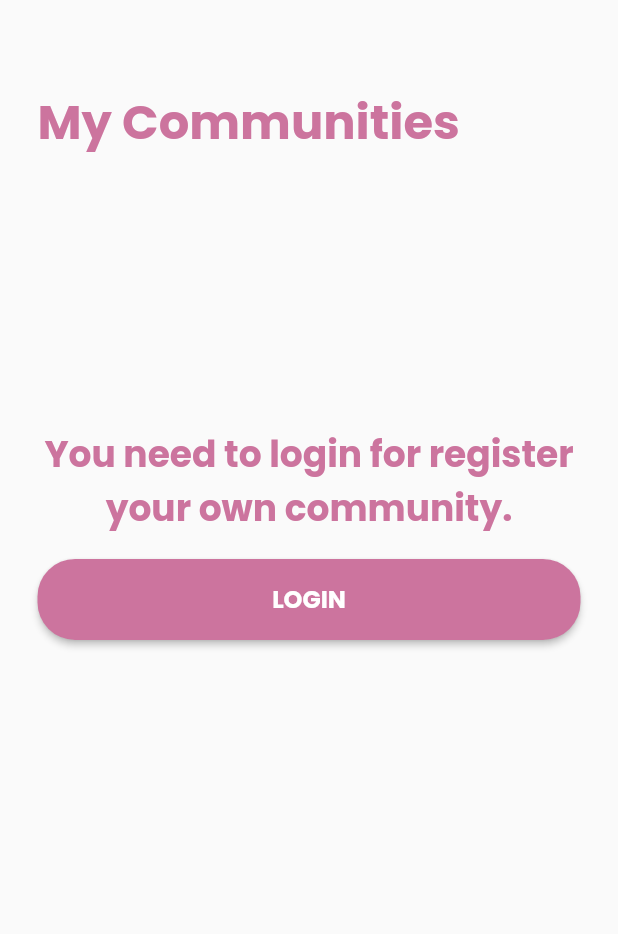
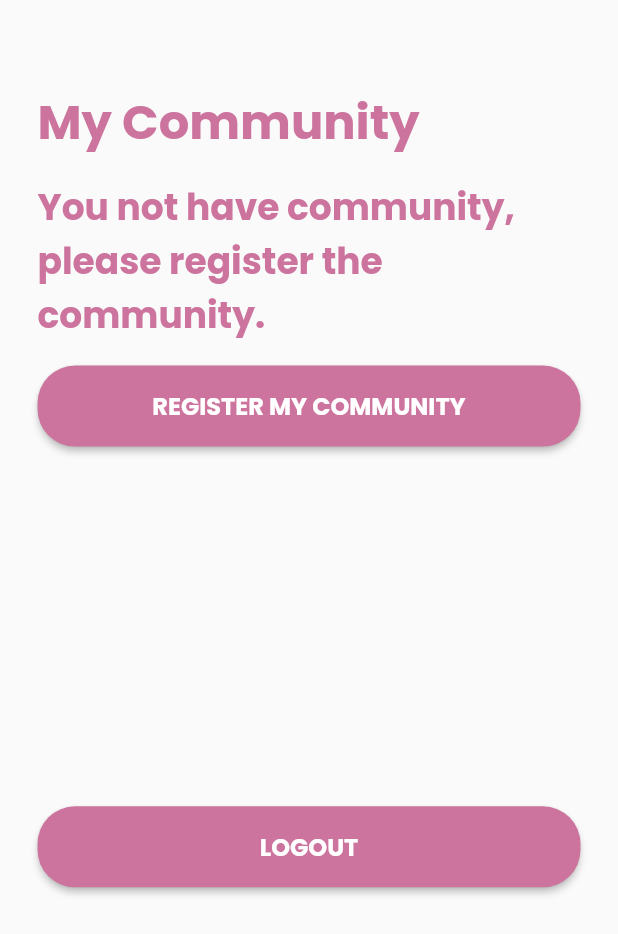
Before and after one commit to alaraiabdiallah/momsclub, a Flutter app: the MyCommunityFragment widget shown alone on an empty page, opened directly, on a phone screen of 412 x 824 dp. Shown: the top 934 px of the screen. Run offline on Flutter 3.47's test engine with Material 2 defaults, Android fonts, the phone set to English and light mode, and no system bars; our stand-ins replace cloud_firestore, firebase_auth, google_fonts, sqflite; accounts and stored records are empty; network calls fail.

Commit message:
login & authenticate handle

```diff
--- a/lib/utils/str_res.dart
+++ b/lib/utils/str_res.dart
@@ -2,18 +2,27 @@ class StrRes {
   static final APP_NAME = "MomsClub";
   static final MEET_COM = "Meet Community";
   static final FAV_COM = "Favorite Communities";
-  static final MY_COM = "My Communities";
-  static final NEED_LOGIN_FOR_COMM_MANAGEMENT = "You need to login for register your own community.";
+  static final MY_COM = "My Community";
+  static final NEED_LOGIN_FOR_COMM_MANAGEMENT =
+      "You need to login for register your own community.";
   static final BACK = "Back";
   static final RECENT = "Recent";
   static final COMM_NOTFOUND = "We can't find community";
   static final LOGIN = "LOGIN";
+  static final LOGOUT = "LOGOUT";
   static final LOADING = "LOADING";
   static final SIGNIN = "Sign In";
   static final REGISTER = "Register";
   static final DOES_NOT_HAVE_ACCOUNT = "Don't have an account?";
   static final ALREADY_HAVE_ACCOUNT = "Already have an account?";
-  static final REGISTER_SUCCEED = "Success to register, please verify your email.";
+  static final REGISTER_SUCCEED =
+      "Success to register, please verify your email.";
   static final REGISTER_FAILED = "Failed to register, please contact admin.";
   static final EMAIL_ALREADY_REGISTERED = "Email already registered.";
+  static final USER_UNVERIFIED =
+      "User not verified yet. Please check your email for verification";
+  static final LOGIN_FAILED = "Email and password invalid.";
+  static final REGISTER_MY_COMMUNITY = "REGISTER MY COMMUNITY";
+  static final NOT_HAVE_COMM =
+      "You not have community, please register the community.";
 }
--- a/lib/widgets/mycomminity_fragment.dart
+++ b/lib/widgets/mycomminity_fragment.dart
@@ -1,4 +1,4 @@
-
+import 'package:firebase_auth/firebase_auth.dart';
 import 'package:flutter/material.dart';
 import 'package:momsclub/screens/login_screen.dart';
 import 'package:momsclub/styles/text_styles.dart';
@@ -12,9 +12,37 @@ class MyCommunityFragment extends StatefulWidget {
 }
 
 class _MyCommunityFragmentState extends State<MyCommunityFragment> {
+  FirebaseAuth _auth = FirebaseAuth.instance;
+  bool _isLogin = false;
 
-  void onLoginButtonPressed(){
-    Navigator.of(context).push(MaterialPageRoute(builder: (context) => LoginScreen()));
+  onLoggedIn(FirebaseUser user) async {
+    await _checkAuth();
+  }
+
+  void _onLoginButtonPressed() {
+    Navigator.of(context).push(MaterialPageRoute(
+        builder: (context) => LoginScreen(
+              onLoggedIn: onLoggedIn,
+            )));
+  }
+
+  _onLogoutButtonPressed() async {
+    await _auth.signOut();
+    setState(() => _isLogin = false);
+  }
+
+  void _checkAuth() async {
+    FirebaseUser user = await _auth.currentUser();
+    if (user != null)
+      setState(() => _isLogin = true);
+    else
+      setState(() => _isLogin = false);
+  }
+
+  @override
+  void initState() {
+    _checkAuth();
+    super.initState();
   }
 
   @override
@@ -24,27 +52,66 @@ class _MyCommunityFragmentState extends State<MyCommunityFragment> {
       padding: screenBodyPadding,
       children: <Widget>[
         Container(
-          margin: EdgeInsets.only(top: screenTextMarginTop(context), bottom: screenTextMarginBotttom),
-          child: Text(StrRes.MY_COM, style: H1,),
+          margin: EdgeInsets.only(
+              top: screenTextMarginTop(context),
+              bottom: screenTextMarginBotttom),
+          child: Text(
+            StrRes.MY_COM,
+            style: H1,
+          ),
         ),
         Container(
-          height: MediaQuery.of(context).size.height * (4/7),
-          child: Center(
+          height: MediaQuery.of(context).size.height * (4 / 7),
+          child: _isLogin ? buildAuthView() : buildUnauthView(),
+        )
+      ],
+    );
+  }
+
+  Widget buildUnauthView() {
+    return Center(
       child: Column(
         crossAxisAlignment: CrossAxisAlignment.center,
         mainAxisAlignment: MainAxisAlignment.center,
         children: <Widget>[
-                Text(StrRes.NEED_LOGIN_FOR_COMM_MANAGEMENT, style: H3, textAlign: TextAlign.center,),
-                SizedBox(height: 15,),
+          Text(
+            StrRes.NEED_LOGIN_FOR_COMM_MANAGEMENT,
+            style: H3,
+            textAlign: TextAlign.center,
+          ),
+          SizedBox(
+            height: 15,
+          ),
           Container(
             width: double.infinity,
-                  child: AppButton(onPressed: onLoginButtonPressed,text: StrRes.LOGIN),
+            child:
+                AppButton(onPressed: _onLoginButtonPressed, text: StrRes.LOGIN),
           )
         ],
       ),
+    );
+  }
+
+  Widget buildAuthView() {
+    return Column(
+      children: <Widget>[
+        Text(StrRes.NOT_HAVE_COMM, style: H3),
+        SizedBox(
+          height: 15,
         ),
+        Container(
+          width: double.infinity,
+          child:
+              AppButton(onPressed: () {}, text: StrRes.REGISTER_MY_COMMUNITY),
+        ),
+        Expanded(
+          child: Container(),
+        ),
+        Container(
+          width: double.infinity,
+          child:
+              AppButton(onPressed: _onLogoutButtonPressed, text: StrRes.LOGOUT),
         )
-
       ],
     );
   }
--- a/pubspec.yaml
+++ b/pubspec.yaml
@@ -30,6 +30,7 @@ dependencies:
   google_fonts: ^1.1.0
   sqflite:
   path:
+  provider: ^4.3.1
 
 
   # The following adds the Cupertino Icons font to your application.
```
Also changed, not shown: lib/screens/login_screen.dart (+77 -18 lines), lib/utils/exceptions.dart (+5 -3 lines), pubspec.lock. Lines whose indentation alone changed are shown as unchanged.
